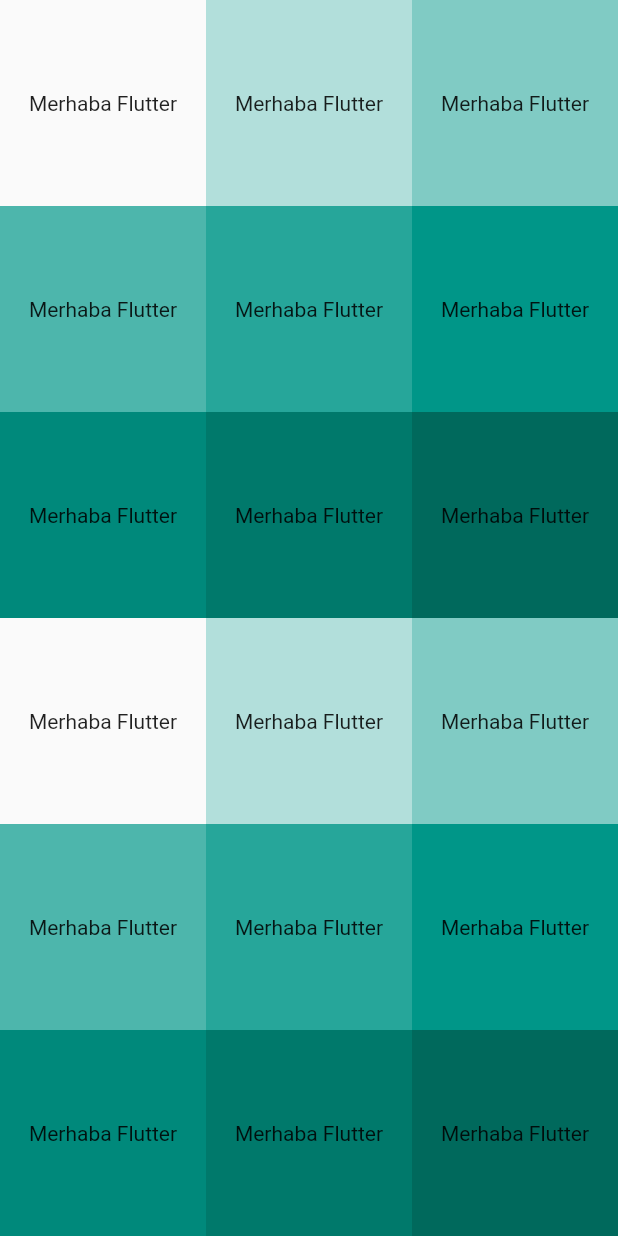
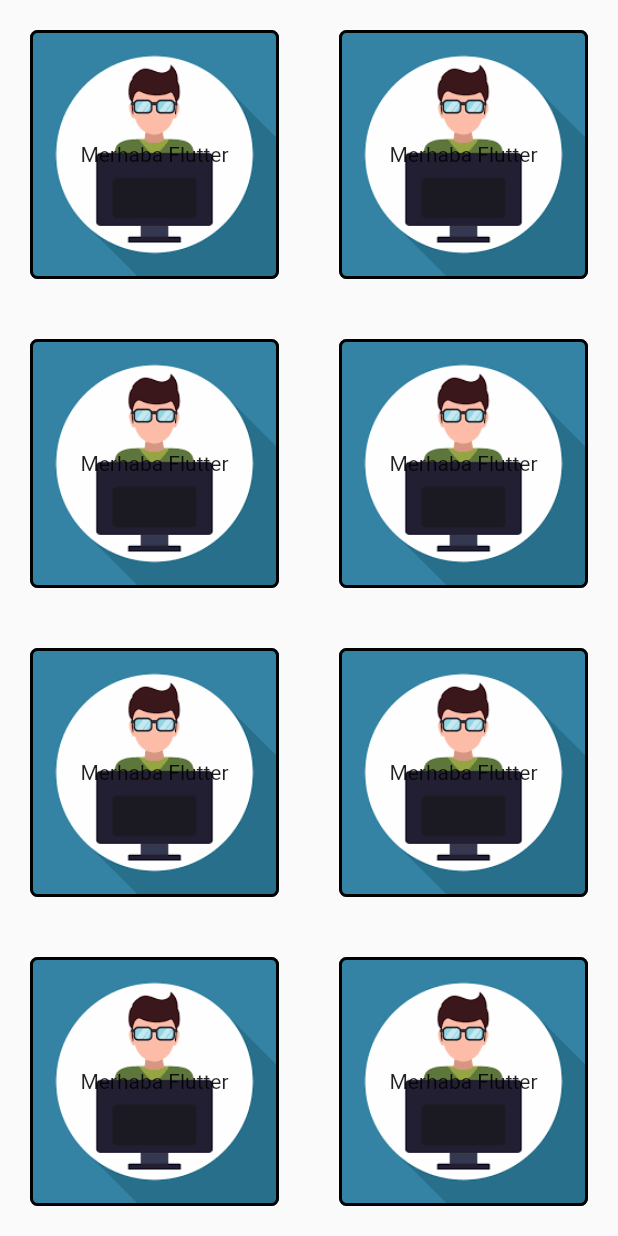
Before and after one commit to imexpert/flutter_egitim, a Flutter app: the GridViewOrnek widget shown alone on an empty page, opened directly, on a phone screen of 412 x 824 dp. Run offline on Flutter 3.47's test engine with Material 2 defaults, Android fonts, the phone set to English and light mode, and no system bars; our stand-ins replace fluttertoast; network calls fail.

Commit message:
Boxdecoration eklendi.

```diff
--- a/lib/Screen/gridview_kullanimi.dart
+++ b/lib/Screen/gridview_kullanimi.dart
@@ -8,13 +8,32 @@ class GridViewOrnek extends StatelessWidget
     return GridView.builder(
       itemCount: 100,
       gridDelegate: SliverGridDelegateWithFixedCrossAxisCount(
-          crossAxisCount : 3
+          crossAxisCount : 2
       ),
       itemBuilder: (BuildContext ctx, int index)
       {
         return Container(
           alignment: Alignment.center,
-          color : Colors.teal[100 * (index % 9)],
+          decoration: BoxDecoration(
+            color : Colors.red[100 * (index % 9)],
+            border: Border.all(
+              color: Colors.black,
+              width: 2
+            ),
+            borderRadius: BorderRadius.all(
+              Radius.circular(5.0)
+            ),
+            gradient: LinearGradient(
+              colors: [Colors.red,Colors.yellow],
+              begin: Alignment.topCenter,
+              end: Alignment.bottomCenter,
+            ),
+            image: DecorationImage(
+              image: AssetImage("assets/images/resim.png"),
+              fit: BoxFit.fill
+            )
+          ),
+          margin: EdgeInsets.all(20),
           child: Text(
             "Merhaba Flutter",
             textAlign: TextAlign.center,
```
